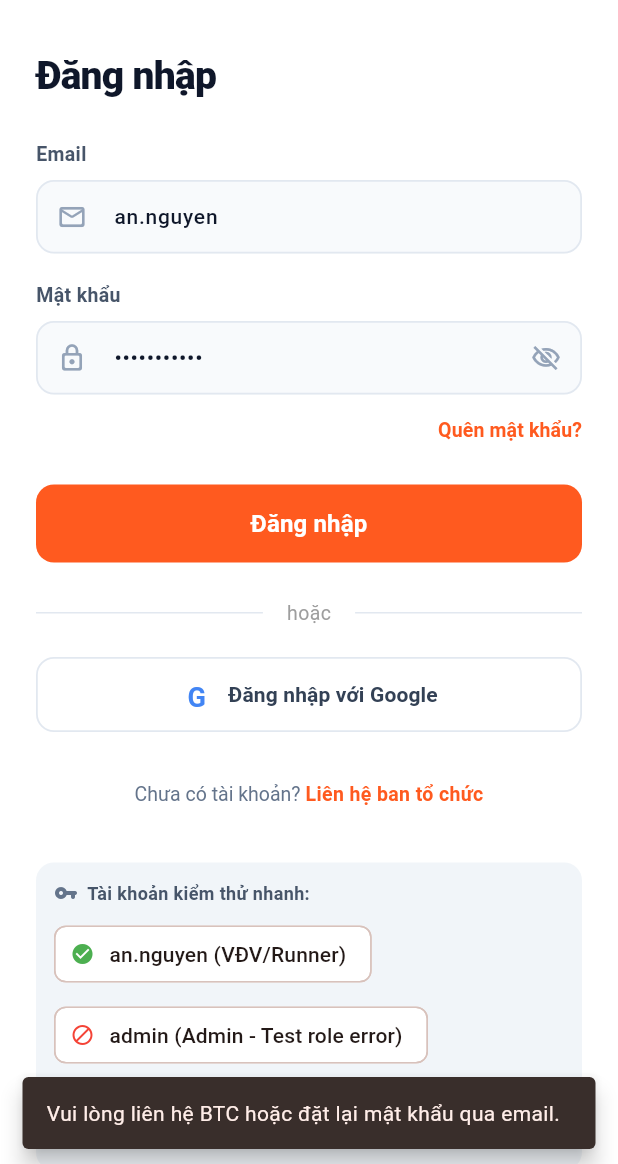
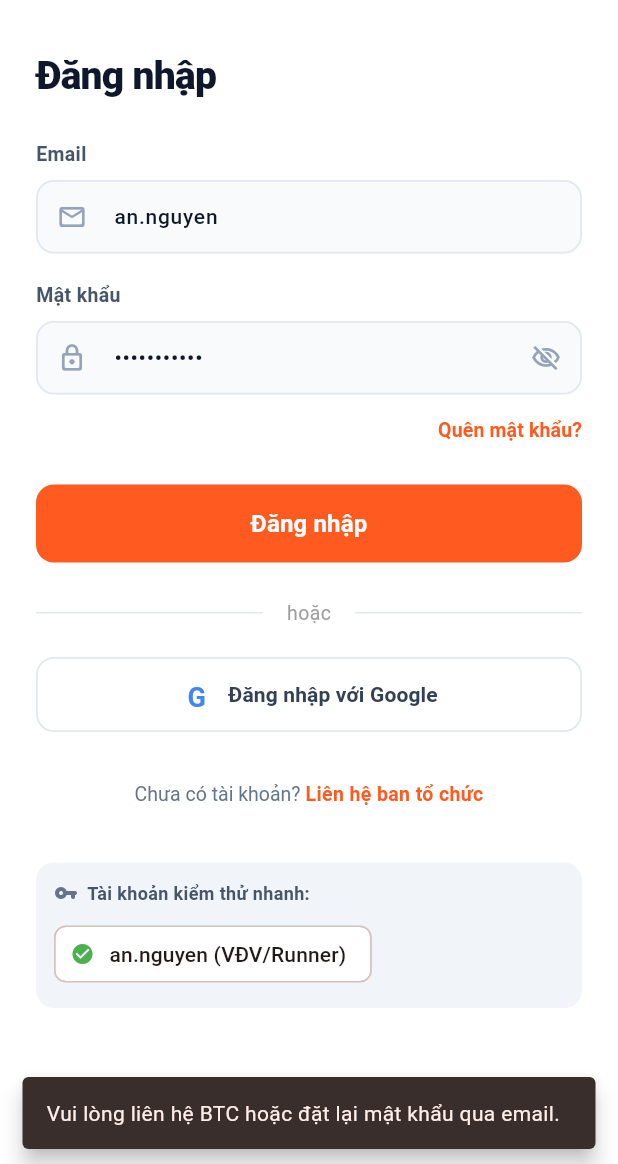
Before and after one commit to SEP409-GFA26SE77-ExProBot/Com.FPTU.GFA26SE77.RaceDay.RunnerMobile, a Flutter app: the screen it shows after launch, after a tap on "Quên mật khẩu?", on a phone screen of 412 x 824 dp, the part 72-1236 px from its top. Run offline on Flutter 3.47's test engine with Material 3 defaults, Android fonts, the phone set to English and light mode, and no system bars; our stand-ins replace file_picker, flutter_dotenv, qr_flutter, shared_preferences; accounts and stored records are empty.

Commit message:
feat: enhance JWT role verification and user model handling; remove admin/test role options from login screen

```diff
--- a/lib/features/authentication/data/datasources/auth_local_data_source.dart
+++ b/lib/features/authentication/data/datasources/auth_local_data_source.dart
@@ -41,7 +41,11 @@ class AuthLocalDataSourceImpl implements AuthLocalDataSource {
 
       final userJson = prefs.getString(_userKey);
       if (userJson != null) {
-        return UserModel.fromJson(jsonDecode(userJson));
+        return UserModel.fromToken(
+          token: token,
+          payload: payload,
+          fallbackUsername: UserModel.fromJson(jsonDecode(userJson)).username,
+        );
       }
 
       return UserModel.fromToken(token: token, payload: payload);
--- a/lib/features/authentication/domain/entities/user_entity.dart
+++ b/lib/features/authentication/domain/entities/user_entity.dart
@@ -1,3 +1,5 @@
+import '../../../../core/utils/jwt_helper.dart';
+
 class UserEntity {
   final String? id;
   final String username;
@@ -15,10 +17,5 @@ class UserEntity {
     required this.token,
   });
 
-  bool get isRunner {
-    final lower = role.toLowerCase();
-    return (lower.contains('runner') || lower.contains('user')) &&
-        !lower.contains('admin') &&
-        !lower.contains('organizer');
-  }
+  bool get isRunner => JwtHelper.isRunnerRole(role);
 }
--- a/lib/features/authentication/presentation/screens/login_screen.dart
+++ b/lib/features/authentication/presentation/screens/login_screen.dart
@@ -458,18 +458,6 @@ class _LoginScreenState extends State<LoginScreen> {
                           backgroundColor: Colors.white,
                           onPressed: () => _fillAccount('an.nguyen', 'MatKhau@123'),
                         ),
-                        ActionChip(
-                          avatar: const Icon(Icons.block, size: 16, color: Colors.red),
-                          label: const Text('admin (Admin - Test role error)'),
-                          backgroundColor: Colors.white,
-                          onPressed: () => _fillAccount('admin', 'MatKhau@123'),
-                        ),
-                        ActionChip(
-                          avatar: const Icon(Icons.block, size: 16, color: Colors.orange),
-                          label: const Text('btc2 (BTC/Organizer - Test error)'),
-                          backgroundColor: Colors.white,
-                          onPressed: () => _fillAccount('btc2', 'MatKhau@123'),
-                        ),
                       ],
                     ),
                   ],
```
Also changed, not shown: lib/core/utils/jwt_helper.dart (+24 -37 lines), lib/features/authentication/data/models/user_model.dart (+15 -26 lines), 3 other files.
